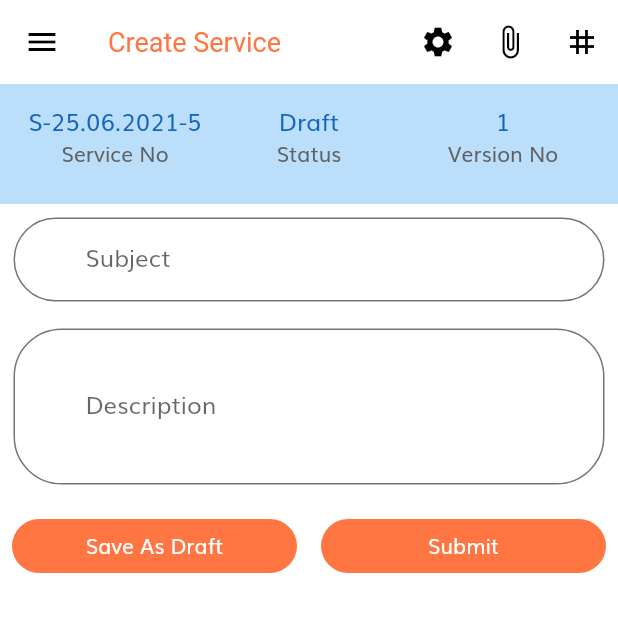
After one commit to SynergyTek/hr_management, a Flutter app: the CreateServiceScreen screen opened by its route, on a phone screen of 412 x 824 dp, the top half of it. The commit adds this screen. Run offline on Flutter 3.47's test engine with Material 2 defaults, Android fonts, the light colour scheme and no system bars; our stand-ins replace bloc, connectivity, dio, equatable, flip_card, flutter_bloc and 4 more; missing offline and left inert: flutter_form_bloc.

Commit message:
Added Create Service screen

```diff
--- a/lib/logic/blocs/registration_form_bloc.dart
+++ b/lib/logic/blocs/registration_form_bloc.dart
@@ -61,7 +61,7 @@
       saveData,
     ]);
 
-    firstName.updateInitialValue('Vidhisha');
+    // firstName.updateInitialValue('Vidhisha');
   }
 
   @override
--- a/lib/routes/route_constants.dart
+++ b/lib/routes/route_constants.dart
@@ -27,3 +27,4 @@
 const String MARK_ATTENDANCE_ROUTE = "/mark_attendance";
 const String LEAVE_REQUEST = "/leave_request";
 const String REGISTRATION_ROUTE = "/registration_form";
+const String CREATE_SERVICE = "/create_service";
--- a/lib/routes/routes.dart
+++ b/lib/routes/routes.dart
@@ -1,5 +1,6 @@
 import 'package:hr_management/ui/screens/attendance/mark_attendance.dart';
 import 'package:flutter/material.dart';
+import 'package:hr_management/ui/screens/create_service/create_service.dart';
 import 'package:hr_management/ui/screens/leaves/leave_template.dart';
 import 'package:hr_management/ui/screens/registration/registration_form.dart';
 import 'package:hr_management/ui/screens/registration/registration_screen.dart';
@@ -49,6 +50,11 @@
           builder: (_) => RegistrationScreen(),
         );
         break;
+      case CREATE_SERVICE:
+        return MaterialPageRoute(
+          builder: (_) => CreateServiceScreen(),
+        );
+        break;
       // 404 route.
       default:
         return MaterialPageRoute(
--- /dev/null
+++ b/lib/ui/screens/create_service/create_service.dart
@@ -0,0 +1,128 @@
+import 'package:flutter/material.dart';
+import 'package:hr_management/ui/widgets/appbar_widget.dart';
+import 'package:hr_management/ui/widgets/drawer/nav_drawer_widget.dart';
+import 'package:hr_management/ui/widgets/primary_button.dart';
+
+class CreateServiceScreen extends StatefulWidget {
+  const CreateServiceScreen({Key key}) : super(key: key);
+
+  @override
+  _CreateServiceScreenState createState() => _CreateServiceScreenState();
+}
+
+class _CreateServiceScreenState extends State<CreateServiceScreen> {
+  TextEditingController subjectController = TextEditingController();
+
+  TextEditingController descriptionController = TextEditingController();
+
+  @override
+  Widget build(BuildContext context) {
+    return Scaffold(
+      drawer: drawerWidget(context),
+      appBar: AppbarWidget(
+        title: "Create Service",
+        actions: [
+          IconButton(
+            icon: Icon(Icons.attach_file),
+            onPressed: () {},
+          ),
+          IconButton(
+            icon: Icon(Icons.tag),
+            onPressed: () {},
+          ),
+        ],
+      ),
+      body: SafeArea(
+          child: Column(
+        mainAxisAlignment: MainAxisAlignment.start,
+        children: [
+          Container(
+            padding: EdgeInsets.all(8.0),
+            height: 80,
+            color: Colors.blue[100],
+            child: Card(
+              elevation: 0,
+              color: Colors.blue[100],
+              child: Row(
+                mainAxisSize: MainAxisSize.max,
+                children: [
+                  rowChild('S-25.06.2021-5', 'Service No'),
+                  rowChild('Draft', 'Status'),
+                  rowChild('1', 'Version No'),
+                ],
+              ),
+            ),
+          ),
+          textField(
+              maxLines: 1, controller: subjectController, labelName: 'Subject'),
+          textField(
+              maxLines: 3,
+              controller: descriptionController,
+              labelName: 'Description'),
+          Row(
+            mainAxisSize: MainAxisSize.max,
+            children: [
+              Expanded(
+                child: PrimaryButton(
+                  buttonText: 'Save As Draft',
+                  handleOnPressed: () {},
+                  width: 100,
+                ),
+              ),
+              Expanded(
+                child: PrimaryButton(
+                  buttonText: 'Submit',
+                  handleOnPressed: () {},
+                  width: 100,
+                ),
+              ),
+            ],
+          )
+        ],
+      )),
+    );
+  }
+
+  rowChild(String data, String field) {
+    return Expanded(
+      child: Column(
+        children: [
+          Text(
+            data,
+            style: TextStyle(color: Colors.blue[800], fontSize: 16),
+          ),
+          Text(
+            field,
+            style: TextStyle(color: Colors.grey[700], fontSize: 14),
+          ),
+        ],
+      ),
+    );
+  }
+
+  textField(
+      {int maxLines, TextEditingController controller, String labelName}) {
+    return DecoratedBox(
+      decoration: BoxDecoration(
+        shape: BoxShape.rectangle,
+        border: Border.all(width: 1.0, color: Colors.white),
+      ),
+      child: Container(
+        margin: EdgeInsets.all(8.0),
+        decoration: BoxDecoration(
+          shape: BoxShape.rectangle,
+          border: Border.all(width: 1.0, color: Colors.white),
+        ),
+        child: TextField(
+          maxLines: maxLines ?? 1,
+          controller: controller,
+          keyboardType: TextInputType.name,
+          decoration: InputDecoration(
+            labelText: labelName,
+            hintText: labelName,
+          ),
+        ),
+      ),
+    );
+  }
+}
--- a/lib/ui/widgets/drawer/nav_drawer_widget.dart
+++ b/lib/ui/widgets/drawer/nav_drawer_widget.dart
@@ -74,6 +74,16 @@
             );
           },
         ),
+        ListTile(
+          title: Text('Create Service'),
+          trailing: Icon(Icons.create),
+          onTap: () {
+            Navigator.pushReplacementNamed(
+              context,
+              CREATE_SERVICE,
+            );
+          },
+        ),
       ],
     ),
   );
```
Also changed, not shown: pubspec.lock.
